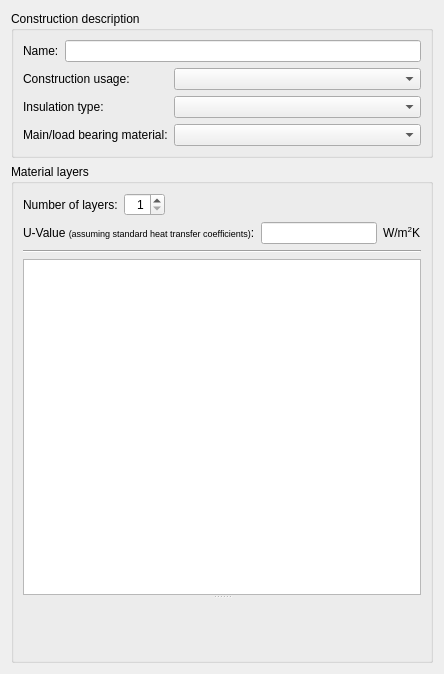
This is SIM-VICUS/src/SVDBConstructionEditWidget.ui in ghorwin/SIM-VICUS as Qt 5 draws it before an edit. The edited form follows.
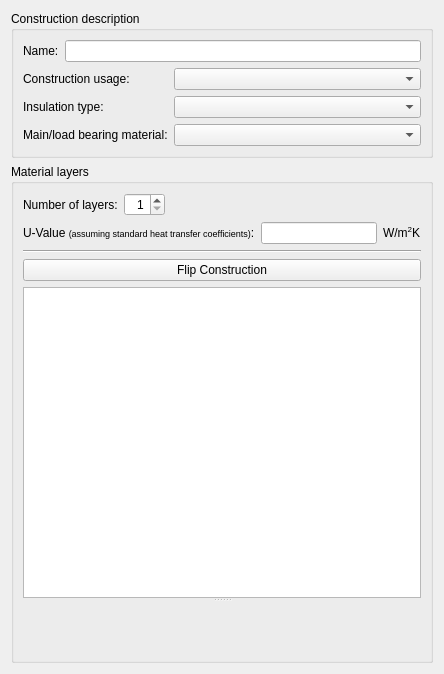
This is the edited form. Custom widgets are drawn as their Qt base class.

Commit message: added Flip Construction Button

Patch:
```diff
--- a/SIM-VICUS/src/SVDBConstructionEditWidget.ui
+++ b/SIM-VICUS/src/SVDBConstructionEditWidget.ui
@@ -168,6 +168,13 @@
           </property>
          </widget>
         </item>
+        <item>
+         <widget class="QPushButton" name="pushButtonFlipConstruction">
+          <property name="text">
+           <string>Flip Construction</string>
+          </property>
+         </widget>
+        </item>
         <item>
          <widget class="QSplitter" name="splitter">
           <property name="orientation">
```
The commit also changes 2 other files.
